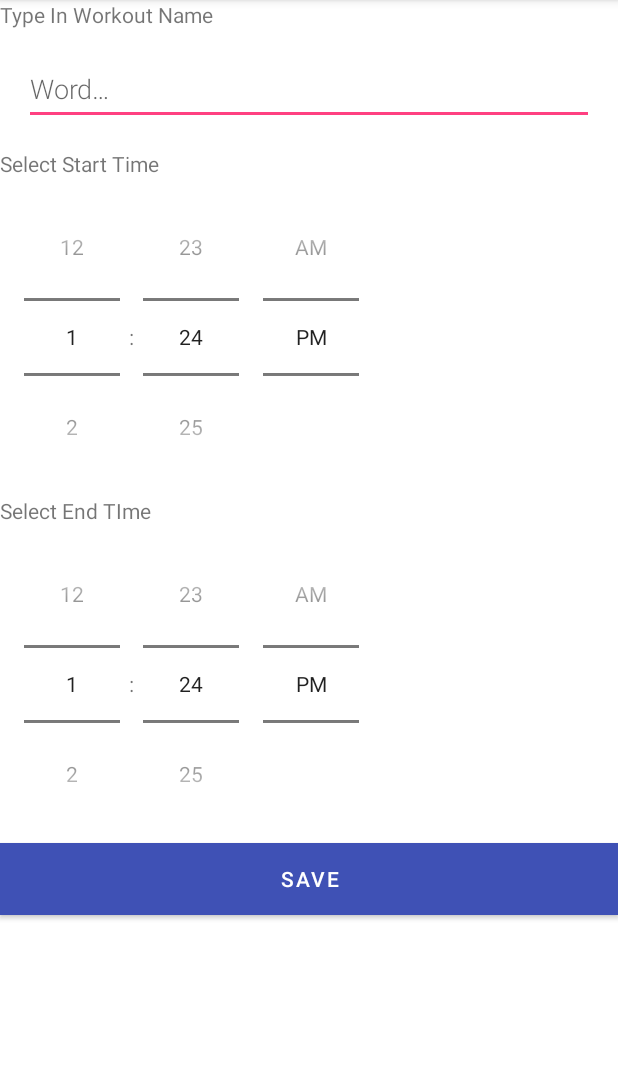
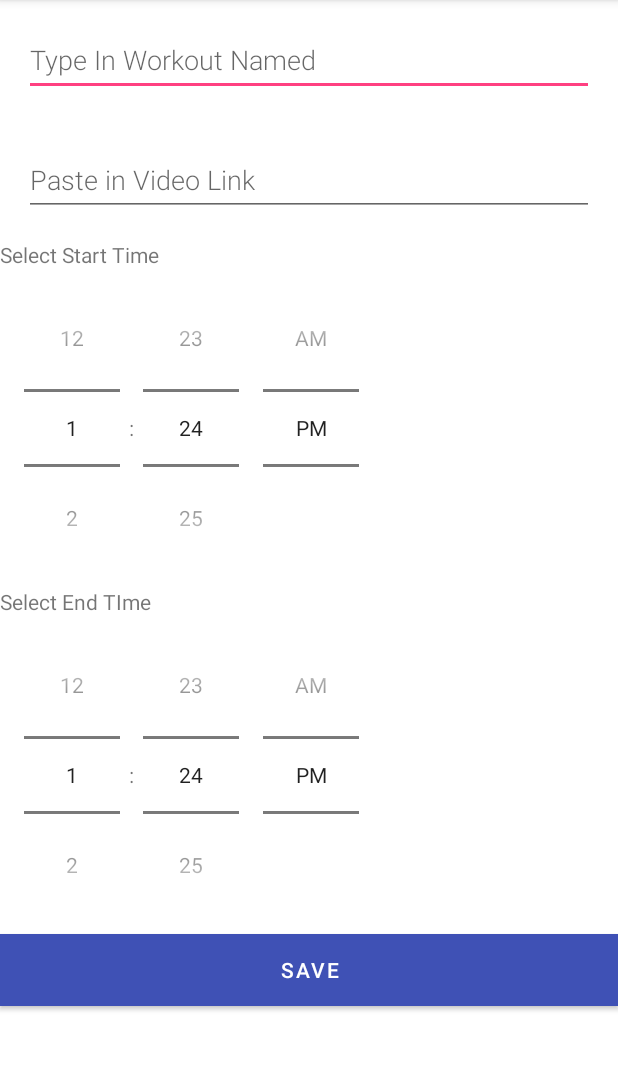
Before and after one commit to Bryce-59/workout-tracker-app, an Android app: the WorkoutFragment screen opened through its navigation route, after a tap on "Add word", on a phone screen of 412 x 824 dp, the part 84-1154 px from its top. Run offline under Robolectric (Android 15) with nearby library versions, the phone set to English and light mode, and no system bars; our stand-ins replace navigation-ui.

Commit message:
custom video playing works

```diff
--- a/app/src/main/java/com/example/android/finalproject/Workout.kt
+++ b/app/src/main/java/com/example/android/finalproject/Workout.kt
@@ -37,6 +37,7 @@ data class Workout(
     val id: Int,
     val workoutName: String,
     val startTime: String,
-    val endTime: String
+    val endTime: String,
+    val videoLink: String,
 
 )
--- a/app/src/main/java/com/example/android/finalproject/WorkoutDao.kt
+++ b/app/src/main/java/com/example/android/finalproject/WorkoutDao.kt
@@ -45,8 +45,8 @@ interface WorkoutDao {
     @Insert(onConflict = OnConflictStrategy.REPLACE)
     suspend fun insert(workout: Workout)
 
-    @Query("UPDATE workout_table SET workoutName=:workoutName, startTime=:startTime, endTime=:EndTime WHERE id = :index")
-    suspend fun update(workoutName: String, startTime:String, EndTime:String, index: Int)
+    @Query("UPDATE workout_table SET workoutName=:workoutName, startTime=:startTime, endTime=:EndTime, videoLink=:videoLink WHERE id = :index")
+    suspend fun update(workoutName: String, startTime:String, EndTime:String, index: Int, videoLink: String)
 
     @Query("DELETE FROM workout_table")
     suspend fun deleteAll()
--- a/app/src/main/java/com/example/android/finalproject/WorkoutListAdapter.kt
+++ b/app/src/main/java/com/example/android/finalproject/WorkoutListAdapter.kt
@@ -47,7 +47,7 @@ class WordListAdapter(private val listener: OnItemClickListener) : ListAdapter<W
 
 
         private val listener: OnItemClickListener = nodeLister
-        var workout: Workout = Workout(0,"", "", "")
+        var workout: Workout = Workout(0,"", "", "", "")
         init {
             itemView.setOnClickListener(this)
             videoImage.setOnClickListener(this)
--- a/app/src/main/java/com/example/android/finalproject/WorkoutRepository.kt
+++ b/app/src/main/java/com/example/android/finalproject/WorkoutRepository.kt
@@ -40,7 +40,7 @@ class WorkoutRepository(private val workoutDao: WorkoutDao) {
     @Suppress("RedundantSuspendModifier")
     @WorkerThread
     suspend fun update(workout: Workout) {
-        workoutDao.update(workout.workoutName, workout.startTime, workout.endTime, workout.id)
+        workoutDao.update(workout.workoutName, workout.startTime, workout.endTime, workout.id, workout.videoLink)
     }
 
     @WorkerThread
--- a/app/src/main/java/com/example/android/finalproject/WorkoutRoomDatabase.kt
+++ b/app/src/main/java/com/example/android/finalproject/WorkoutRoomDatabase.kt
@@ -29,7 +29,7 @@ import kotlinx.coroutines.launch
  * This is the backend. The database. This used to be done by the OpenHelper.
  * The fact that this has very few comments emphasizes its coolness.
  */
-@Database(entities = [Workout::class], version = 2)
+@Database(entities = [Workout::class], version = 3)
 abstract class WorkoutRoomDatabase : RoomDatabase() {
 
     abstract fun wordDao(): WorkoutDao
--- a/app/src/main/res/layout/activity_new_workout.xml
+++ b/app/src/main/res/layout/activity_new_workout.xml
@@ -19,11 +19,7 @@ limitations under the License. -->
     android:layout_height="match_parent"
     android:orientation="vertical">
 
-    <TextView
-        android:id="@+id/textView4"
-        android:layout_width="match_parent"
-        android:layout_height="wrap_content"
-        android:text="Type In Workout Name" />
+
 
     <EditText
         android:id="@+id/workout_name"
@@ -31,7 +27,18 @@ limitations under the License. -->
         android:layout_height="wrap_content"
         android:layout_margin="@dimen/big_padding"
         android:fontFamily="sans-serif-light"
-        android:hint="@string/hint_word"
+        android:hint="Type In Workout Named"
+        android:inputType="textAutoComplete"
+        android:minHeight="@dimen/min_height"
+        android:textSize="18sp" />
+
+    <EditText
+        android:id="@+id/videoLink"
+        android:layout_width="match_parent"
+        android:layout_height="wrap_content"
+        android:layout_margin="@dimen/big_padding"
+        android:fontFamily="sans-serif-light"
+        android:hint="Paste in Video Link"
         android:inputType="textAutoComplete"
         android:minHeight="@dimen/min_height"
         android:textSize="18sp" />
```
Also changed, not shown: app/src/main/java/com/example/android/finalproject/NewWorkoutActivity.kt (+5 -2 lines), app/src/main/java/com/example/android/finalproject/WorkoutFragment.kt (+7 -3 lines), app/src/main/java/com/example/android/finalproject/video.kt (+21 -1 lines), app/src/main/res/layout/activity_video.xml (+1 -6 lines).
